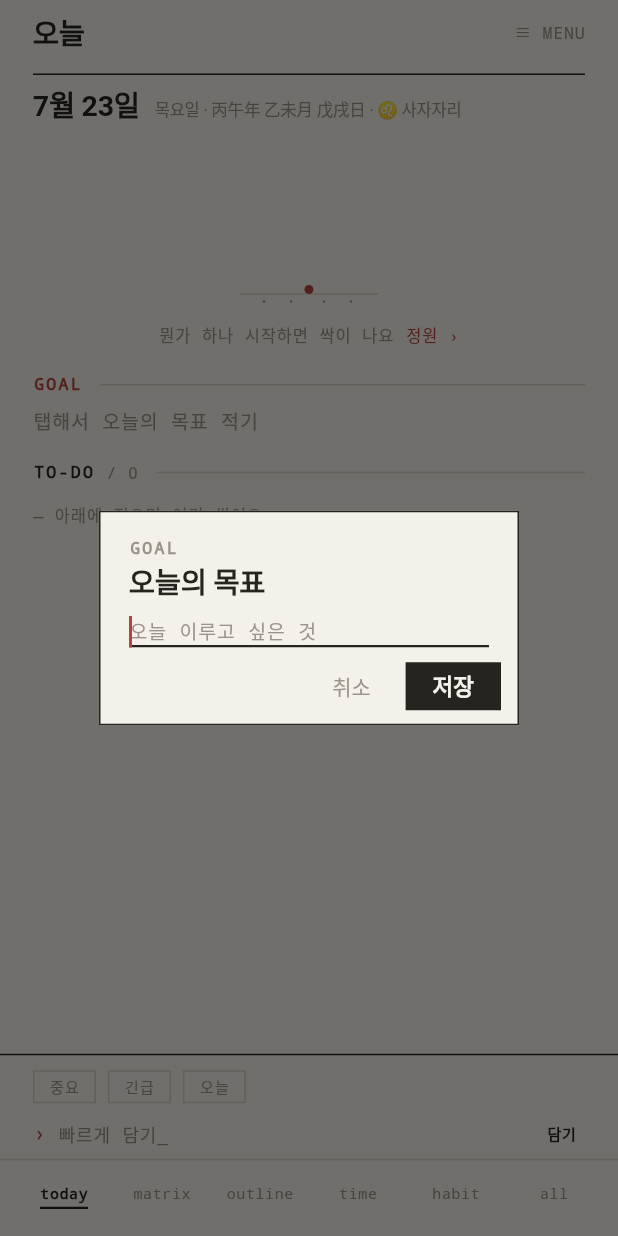
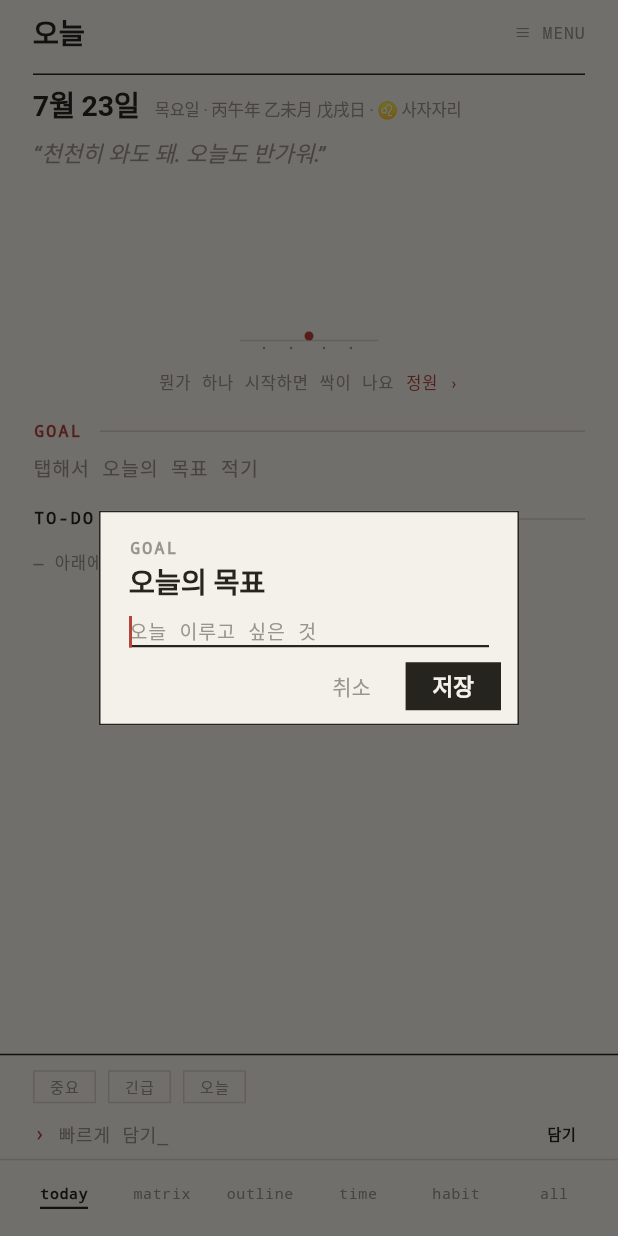
Before and after one commit to miziixx/jigoom, a Flutter app: the screen it shows after launch, after a tap on "≡ MENU", after a tap on "뭔가 하나 시작하면 싹이 나요", after a tap on "탭해서 오늘의 목표 적기", on a phone screen of 412 x 824 dp. Run offline on Flutter 3.47's test engine with Material 3 defaults, Android fonts, the phone set to English and light mode, and no system bars; our stand-ins replace drift, drift_flutter, file_picker, flutter_colorpicker, flutter_local_notifications, flutter_riverpod and 6 more; missing offline and left inert: dart:html, google_mlkit_text_recognition, home_widget, receive_sharing_intent, shelf_router; accounts and stored records are empty; generated files the repository leaves out were written again; Roboto replaces fonts that are missing (Pretendard).

Commit message:
feat(jigeum): 차별화 4종 — 에너지 피크 예측·코치 페르소나·컨텍스트 알림·연속기록
- 에너지 사이클 예측: 최근 30일 완료·시작 시각 분포로 집중 피크 2시간 창 추정(energy.dart)
  → 오늘 뷰에 '피크 오후 2시–4시', 사주 運氣를 행동 데이터로 근사(표본 부족 시 숨김)
- 코치 다중 페르소나: 격려/차분/분석/단호 4종 톤(coach.dart) — 오늘 뷰 '한마디' + 설정 선택기
- 컨텍스트 기반 알림: 아침 브리핑 문구를 페르소나 톤으로(NotificationService)
- 연속기록(streak): 물 준 날 연속 일수 — 정원 헤더 'N일 연속', 벌점 없음
- 관련 provider/repo(doneHours·startedHours·energyPeak·streak) 추가

```diff
--- /dev/null
+++ b/jigeum/lib/core/coach.dart
@@ -0,0 +1,71 @@
+/// 코치 다중 페르소나 — 같은 상황을 다른 톤으로 말해준다.
+/// LLM 없이 규칙 기반 템플릿. 사용자가 자기에게 맞는 목소리를 고른다.
+
+class CoachPersona {
+  const CoachPersona(this.key, this.name, this.desc);
+  final String key;
+  final String name; // 표시 이름
+  final String desc; // 한 줄 설명
+}
+
+const kCoachPersonas = <CoachPersona>[
+  CoachPersona('warm', '격려형', '"괜찮아, 잘하고 있어"'),
+  CoachPersona('calm', '차분형', '"천천히, 하나씩"'),
+  CoachPersona('analyst', '분석형', '"지금 상황은 이래"'),
+  CoachPersona('firm', '단호형', '"딱 2분, 지금"'),
+];
+
+const kDefaultCoachKey = 'warm';
+
+CoachPersona coachOf(String key) =>
+    kCoachPersonas.firstWhere((p) => p.key == key,
+        orElse: () => kCoachPersonas.first);
+
+/// 코치 컨텍스트 — 오늘 상태를 담아 톤별 한마디를 만든다.
+class CoachContext {
+  const CoachContext({
+    required this.partOfDay, // '아침'|'낮'|'오후'|'저녁'|'밤'|'새벽'
+    required this.pending, // 남은 할 일 수
+    required this.startedToday, // 오늘 시작 횟수
+    required this.streak, // 연속 물 준 날
+    this.peakLabel, // 집중 피크 창(있으면)
+    this.inPeakNow = false, // 지금이 피크 시간대인가
+  });
+
+  final String partOfDay;
+  final int pending;
+  final int startedToday;
+  final int streak;
+  final String? peakLabel;
+  final bool inPeakNow;
+}
+
+/// 페르소나 + 컨텍스트 → 코치 한마디(한 줄).
+String coachLine(String personaKey, CoachContext c) {
+  // 우선순위: 지금 피크 → 연속기록 → 시작함 → 시작 전.
+  switch (personaKey) {
+    case 'calm':
+      if (c.inPeakNow) return '지금이 좋은 때예요. 천천히 하나만.';
+      if (c.startedToday > 0) return '벌써 움직였네요. 이 흐름 그대로.';
+      if (c.streak >= 2) return '${c.streak}일째 이어가는 중. 오늘도 가볍게.';
+      return '${c.partOfDay}이네요. 딱 하나만 골라볼까요.';
+    case 'analyst':
+      if (c.peakLabel != null && c.inPeakNow) {
+        return '지금은 집중 피크(${c.peakLabel}). 어려운 일에 유리해요.';
+      }
+      if (c.peakLabel != null) return '당신의 집중 피크는 ${c.peakLabel}.';
+      if (c.pending > 0) return '남은 일 ${c.pending}개. 가장 작은 것부터 표시됩니다.';
+      return '데이터가 쌓이면 최적 시간대를 알려줄게요.';
+    case 'firm':
+      if (c.pending > 0) return '딱 2분. 가장 위의 것, 지금 시작.';
+      if (c.startedToday > 0) return '${c.startedToday}번 시작. 한 번 더.';
+      return '고민은 그만. 하나 적고 바로 시작.';
+    case 'warm':
+    default:
+      if (c.inPeakNow) return '지금 컨디션 좋을 때예요. 잘 골랐어!';
+      if (c.streak >= 2) return '${c.streak}일 연속이라니, 대단해 🌱';
+      if (c.startedToday > 0) return '오늘 ${c.startedToday}번이나 시작했어. 충분해.';
+      if (c.pending > 0) return '괜찮아, 딱 하나만 시작해보자.';
+      return '천천히 와도 돼. 오늘도 반가워.';
+  }
+}
--- /dev/null
+++ b/jigeum/lib/core/energy.dart
@@ -0,0 +1,49 @@
+/// 에너지 사이클 — 완료·집중 시각의 분포에서 "집중 피크" 시간대를 추정.
+/// 사주의 運氣(때가 있다)를 실제 행동 데이터로 근사한다. 규칙·판단 없음, 힌트만.
+
+/// 시(hour) 표본들에서 가장 활동적인 연속 2시간 창.
+/// 표본이 [minSamples] 미만이면 성급한 추정을 피해 null.
+({int startHour, int endHour, int count})? peakWindow(
+  List<int> hours, {
+  int minSamples = 8,
+}) {
+  if (hours.length < minSamples) return null;
+  final bins = List<int>.filled(24, 0);
+  for (final h in hours) {
+    if (h >= 0 && h < 24) bins[h]++;
+  }
+  var best = -1;
+  var bestStart = 9;
+  for (var h = 0; h < 24; h++) {
+    final sum = bins[h] + bins[(h + 1) % 24];
+    if (sum > best) {
+      best = sum;
+      bestStart = h;
+    }
+  }
+  // 피크가 실질적으로 없으면(전부 0에 가깝게 평평) null 취급.
+  if (best <= 1) return null;
+  return (startHour: bestStart, endHour: (bestStart + 2) % 24, count: best);
+}
+
+/// 시(0~23) → '오전/오후 h시' 한글 라벨.
+String hourLabel(int h) {
+  final ampm = h < 12 ? '오전' : '오후';
+  var hh = h % 12;
+  if (hh == 0) hh = 12;
+  return '$ampm $hh시';
+}
+
+/// 피크 창을 한 줄로: "오후 2시–4시".
+String peakLabel(int startHour, int endHour) =>
+    '${hourLabel(startHour)}–${hourLabel(endHour)}';
+
+/// 시간대 이름(코치 문구·컨텍스트 알림용).
+String partOfDay(int hour) {
+  if (hour < 5) return '새벽';
+  if (hour < 11) return '아침';
+  if (hour < 14) return '낮';
+  if (hour < 18) return '오후';
+  if (hour < 22) return '저녁';
+  return '밤';
+}
--- a/jigeum/lib/core/settings_controller.dart
+++ b/jigeum/lib/core/settings_controller.dart
@@ -2,6 +2,7 @@ import 'package:flutter_riverpod/flutter_riverpod.dart';
 
 import '../data/db.dart';
 import '../providers.dart';
+import 'coach.dart';
 import 'constants.dart';
 import 'theme.dart';
 
@@ -29,6 +30,7 @@ class AppSettings {
     this.quietMode = false, // 방해 금지 — 브리핑·상주 알림 억제(하이퍼포커스 보호)
     this.variedNudges = true, // 알림 문구를 매번 조금씩 바꿔 무뎌짐 방지
     this.reduceMotion = false, // 모션·완료 팝업 최소화(센서리 예민 대응)
+    this.coachPersona = kDefaultCoachKey, // 코치 톤(격려/차분/분석/단호)
   });
 
   final String themeKey; // 내장 10종 중 하나 (기본 manila)
@@ -52,6 +54,7 @@ class AppSettings {
   final bool quietMode; // 방해 금지(브리핑·상주 알림 억제)
   final bool variedNudges; // 알림 문구 변주
   final bool reduceMotion; // 모션·완료 팝업 최소화
+  final String coachPersona; // 코치 페르소나 키(coach.dart)
 
   /// 사주(오늘의 운세)를 계산할 수 있는가.
   bool get hasBirth => birth != null;
@@ -86,6 +89,7 @@ class AppSettings {
     bool? quietMode,
     bool? variedNudges,
     bool? reduceMotion,
+    String? coachPersona,
   }) =>
       AppSettings(
         themeKey: themeKey ?? this.themeKey,
@@ -109,6 +113,7 @@ class AppSettings {
         quietMode: quietMode ?? this.quietMode,
         variedNudges: variedNudges ?? this.variedNudges,
         reduceMotion: reduceMotion ?? this.reduceMotion,
+        coachPersona: coachPersona ?? this.coachPersona,
       );
 }
 
@@ -140,6 +145,7 @@ class SettingsController extends StateNotifier<AppSettings> {
   static const _kQuietMode = 'quiet_mode';
   static const _kVariedNudges = 'varied_nudges';
   static const _kReduceMotion = 'reduce_motion';
+  static const _kCoachPersona = 'coach_persona';
 
   Future<void> _load() async {
     final scale = await _get(_kScale);
@@ -163,6 +169,7 @@ class SettingsController extends StateNotifier<AppSettings> {
     final quietMode = await _get(_kQuietMode);
     final variedNudges = await _get(_kVariedNudges);
     final reduceMotion = await _get(_kReduceMotion);
+    final coachPersona = await _get(_kCoachPersona);
     state = AppSettings(
       themeKey: theme ?? kDefaultThemeKey,
       fontScale: double.tryParse(scale ?? '') ?? 1.0,
@@ -187,6 +194,7 @@ class SettingsController extends StateNotifier<AppSettings> {
       quietMode: quietMode == '1',
       variedNudges: variedNudges == null ? true : variedNudges == '1',
       reduceMotion: reduceMotion == '1',
+      coachPersona: coachPersona ?? kDefaultCoachKey,
     );
   }
 
@@ -304,6 +312,11 @@ class SettingsController extends StateNotifier<AppSettings> {
     await _set(_kReduceMotion, v ? '1' : '0');
   }
 
+  Future<void> setCoachPersona(String key) async {
+    state = state.copyWith(coachPersona: key);
+    await _set(_kCoachPersona, key);
+  }
+
   Future<String?> _get(String key) async {
     final row =
         await (db.select(db.settings)..where((s) => s.key.equals(key)))
--- a/jigeum/lib/data/repos/focus_session_repository.dart
+++ b/jigeum/lib/data/repos/focus_session_repository.dart
@@ -53,6 +53,14 @@ class FocusSessionRepository {
     return q.watch().map((rows) => rows.length);
   }
 
+  /// [start] 이후 시작 시각의 시(hour) 표본 — 에너지 피크 분석용.
+  Stream<List<int>> watchStartedHoursSince(DateTime start) {
+    final s = DateTime(start.year, start.month, start.day);
+    final q = db.select(db.focusSessions)
+      ..where((x) => x.startedAt.isBiggerOrEqualValue(s));
+    return q.watch().map((rows) => [for (final r in rows) r.startedAt.hour]);
+  }
+
   /// 기간 내 "시작한" 세션 수를 날짜(자정)별로 집계 — 정원 뷰용.
   Stream<Map<DateTime, int>> watchStartedCountsInRange(
       DateTime start, DateTime end) {
--- a/jigeum/lib/data/repos/node_repository.dart
+++ b/jigeum/lib/data/repos/node_repository.dart
@@ -187,6 +187,17 @@ class NodeRepository {
           n.doneAt.isSmallerThanValue(end))
       ..orderBy([(n) => OrderingTerm.desc(n.doneAt)]);
     return q.watch();
+  }
+
+  /// [start] 이후 완료 시각의 시(hour) 표본 — 에너지 피크 분석용.
+  Stream<List<int>> watchDoneHoursSince(DateTime start) {
+    final s = dateOnly(start);
+    final q = db.select(db.nodes)
+      ..where((n) =>
+          n.status.equals(NodeStatus.done) &
+          n.doneAt.isBiggerOrEqualValue(s));
+    return q.watch().map((rows) =>
+        [for (final n in rows) if (n.doneAt != null) n.doneAt!.hour]);
   }
 
   /// 기간 내 완료(승리)를 날짜(자정)별 개수로 집계 — 정원 뷰용.
--- a/jigeum/lib/features/settings/settings_screen.dart
+++ b/jigeum/lib/features/settings/settings_screen.dart
@@ -2,6 +2,7 @@ import 'package:flutter/material.dart';
 import 'package:flutter_riverpod/flutter_riverpod.dart';
 
 import '../../core/almanac.dart';
+import '../../core/coach.dart';
 import '../../core/constants.dart';
 import '../../core/dialogs.dart';
 import '../../core/journal.dart';
@@ -117,6 +118,58 @@ class SettingsScreen extends ConsumerWidget {
               sub: '완료 시 뜨는 팝업을 끄고 화면을 더 잔잔하게',
               value: s.reduceMotion,
               onChanged: ctrl.setReduceMotion,
+            ),
+            Padding(
+              padding: const EdgeInsets.fromLTRB(kGutter, 14, kGutter, 4),
+              child: Column(
+                crossAxisAlignment: CrossAxisAlignment.start,
+                children: [
+                  Text('코치 목소리', style: AppText.body(tk.ink)),
+                  const SizedBox(height: 2),
+                  Text('오늘 화면 한마디의 톤', style: AppText.meta(tk.inkSoft)),
+                  const SizedBox(height: 10),
+                  Wrap(
+                    spacing: 8,
+                    runSpacing: 8,
+                    children: [
+                      for (final p in kCoachPersonas)
+                        GestureDetector(
+                          onTap: () => ctrl.setCoachPersona(p.key),
+                          behavior: HitTestBehavior.opaque,
+                          child: Container(
+                            padding: const EdgeInsets.symmetric(
+                                horizontal: 12, vertical: 8),
+                            decoration: BoxDecoration(
+                              color: s.coachPersona == p.key
+                                  ? tk.ink
+                                  : Colors.transparent,
+                              border: Border.all(
+                                  color: s.coachPersona == p.key
+                                      ? tk.ink
+                                      : tk.line),
+                            ),
+                            child: Column(
+                              crossAxisAlignment: CrossAxisAlignment.start,
+                              children: [
+                                Text(p.name,
+                                    style: AppText.chip(s.coachPersona == p.key
+                                        ? tk.paper
+                                        : tk.ink)),
+                                const SizedBox(height: 2),
+                                Text(p.desc,
+                                    style: AppText.meta(
+                                        s.coachPersona == p.key
+                                            ? tk.paper
+                                            : tk.inkSoft,
+                                        size: 10)),
+                              ],
+                            ),
+                          ),
+                        ),
+                    ],
+                  ),
+                ],
+              ),
             ),
 
             const SectionLabel('GOOGLE CALENDAR'),
--- a/jigeum/lib/features/today/garden_page.dart
+++ b/jigeum/lib/features/today/garden_page.dart
@@ -40,6 +40,7 @@ class GardenPage extends ConsumerWidget {
       total += w;
       if (w > 0) activeDays++;
     }
+    final streak = ref.watch(streakProvider);
 
     const dows = ['일', '월', '화', '수', '목', '금', '토'];
 
@@ -93,7 +94,11 @@ class GardenPage extends ConsumerWidget {
             ),
             Padding(
               padding: const EdgeInsets.fromLTRB(kGutter, 8, kGutter, 0),
-              child: Text('$activeDays일 · 물 $total번',
+              child: Text(
+                  [
+                    if (streak >= 2) '$streak일 연속 🌱',
+                    '$activeDays일 · 물 $total번',
+                  ].join('   ·   '),
                   style: AppText.metaSans(tk.mark, size: 11)),
             ),
             // 요일 머리글
--- a/jigeum/lib/features/today/today_view.dart
+++ b/jigeum/lib/features/today/today_view.dart
@@ -2,8 +2,10 @@ import 'package:flutter/material.dart';
 import 'package:flutter_riverpod/flutter_riverpod.dart';
 import 'package:intl/intl.dart';
 
+import '../../core/coach.dart';
 import '../../core/constants.dart';
 import '../../core/dialogs.dart';
+import '../../core/energy.dart';
 import '../../core/journal.dart';
 import '../../core/settings_controller.dart';
 import '../../core/theme.dart';
@@ -72,11 +74,32 @@ class _TodayViewState extends ConsumerState<TodayView> {
         break;
       }
     }
+    // 에너지 사이클 — 집중 피크(사주 運氣를 행동 데이터로 근사).
+    final peak = ref.watch(energyPeakProvider);
+    final peakStr = peak != null ? peakLabel(peak.startHour, peak.endHour) : null;
+    final inPeakNow = peak != null &&
+        (now.hour == peak.startHour || now.hour == (peak.startHour + 1) % 24);
+
     final scaffoldParts = <String>[
       if (startedToday > 0) '오늘 $startedToday번 시작',
       if (nextSchedule != null)
         '다음 · ${nextSchedule.title} 까지 ${_untilLabel(nextSchedule.startMin - nowMin)}',
+      if (peakStr != null) '피크 $peakStr',
     ];
+
+    // 코치 한마디 (페르소나 톤).
+    final streak = ref.watch(streakProvider);
+    final coachMsg = coachLine(
+      sky.coachPersona,
+      CoachContext(
+        partOfDay: partOfDay(now.hour),
+        pending: today.length,
+        startedToday: startedToday,
+        streak: streak,
+        peakLabel: peakStr,
+        inPeakNow: inPeakNow,
+      ),
+    );
 
     final children = <Widget>[
       // 큰 날짜 (Sans) + 요일 (Mono meta)
@@ -106,6 +129,14 @@ class _TodayViewState extends ConsumerState<TodayView> {
               overflow: TextOverflow.ellipsis,
               style: AppText.meta(tk.mark, size: 11)),
         ),
+
+      // 코치 한마디 (설정한 페르소나 톤)
+      Padding(
+        padding: const EdgeInsets.fromLTRB(kGutter, 10, kGutter, 0),
+        child: Text('“$coachMsg”',
+            style: AppText.body(tk.inkSoft).copyWith(
+                fontStyle: FontStyle.italic, height: 1.3)),
+      ),
 
       // 오늘의 식물 — 완료·시작이 쌓일수록 자라는 잔잔한 보상
       const PlantBand(),
--- a/jigeum/lib/features/widgetkit/notification_service.dart
+++ b/jigeum/lib/features/widgetkit/notification_service.dart
@@ -18,6 +18,9 @@ class NotificationService {
 
   /// 알림 문구 변주 — 켜지면 브리핑 문구를 매번 조금씩 바꿔 무뎌짐을 줄인다.
   bool variedNudges = true;
+
+  /// 코치 페르소나 키 — 브리핑 톤에 반영(격려/차분/분석/단호).
+  String coachPersona = 'warm';
 
   /// 날짜 기반 회전 인덱스(변주용) — 같은 날은 같은 문구, 날이 바뀌면 달라짐.
   int _rotate(int len) =>
@@ -125,15 +128,23 @@ class NotificationService {
       } catch (_) {}
       return;
     }
-    // 변주: 시작을 부드럽게 여는 여러 꼬리말 중 하루 기준 회전.
-    const tails = <String>[
-      '부터 딱 2분만',
-      '· 30초만 열어볼까요',
-      '· 한 걸음이면 시작이에요',
-      '· 아주 작게 시작해요',
-    ];
-    final tail = variedNudges ? tails[_rotate(tails.length)] : '부터 2분만';
+    // 페르소나 톤으로 여는 꼬리말(변주 켜짐일 때). 컨텍스트(아침)에 맞춘 목소리.
+    final tail = variedNudges ? _morningTail() : '부터 2분만';
     await _zonedDaily(_morningId, '오늘의 추천', '$q2Title $tail', 8, 0);
+  }
+
+  String _morningTail() {
+    switch (coachPersona) {
+      case 'firm':
+        return '· 딱 2분, 지금';
+      case 'calm':
+        return '· 천천히 하나만';
+      case 'analyst':
+        return '· 아침이 시작에 유리해요';
+      case 'warm':
+      default:
+        return '부터 딱 2분만';
+    }
   }
 
   /// 저녁 20:30: "오늘의 승리 {N}개". N=0이면 보내지 않음.
--- a/jigeum/lib/main.dart
+++ b/jigeum/lib/main.dart
@@ -175,7 +175,8 @@ class _GoalAppState extends ConsumerState<GoalApp> {
       if (!kIsWeb) {
         NotificationService.instance
           ..quietMode = settings.quietMode
-          ..variedNudges = settings.variedNudges;
+          ..variedNudges = settings.variedNudges
+          ..coachPersona = settings.coachPersona;
         await NotificationService.instance.showOngoingFocus(focus?.title);
       }
 
@@ -209,7 +210,8 @@ class _GoalAppState extends ConsumerState<GoalApp> {
         final settings = ref.read(settingsProvider);
         NotificationService.instance
           ..quietMode = settings.quietMode
-          ..variedNudges = settings.variedNudges;
+          ..variedNudges = settings.variedNudges
+          ..coachPersona = settings.coachPersona;
         final wins = await repo.winsCountForDate(todayDate());
         await NotificationService.instance.scheduleEvening(wins);
       }
@@ -260,7 +262,8 @@ class _GoalAppState extends ConsumerState<GoalApp> {
         final settings = ref.read(settingsProvider);
         NotificationService.instance
           ..quietMode = settings.quietMode
-          ..variedNudges = settings.variedNudges;
+          ..variedNudges = settings.variedNudges
+          ..coachPersona = settings.coachPersona;
         final q2 = await ref.read(nodeRepoProvider).selectFocus();
         await NotificationService.instance.scheduleMorning(q2?.title);
       } catch (e, s) {
--- a/jigeum/lib/providers.dart
+++ b/jigeum/lib/providers.dart
@@ -2,6 +2,7 @@ import 'package:flutter/foundation.dart';
 import 'package:flutter_riverpod/flutter_riverpod.dart';
 
 import 'core/constants.dart';
+import 'core/energy.dart';
 import 'data/backup_service.dart';
 import 'data/db.dart';
 import 'data/repos/focus_session_repository.dart';
@@ -58,6 +59,49 @@ final startedCountsInRangeProvider = StreamProvider.family<Map<DateTime, int>,
 final winCountsInRangeProvider = StreamProvider.family<Map<DateTime, int>,
     ({DateTime start, DateTime end})>((ref, r) {
   return ref.watch(nodeRepoProvider).watchWinCountsInRange(r.start, r.end);
+});
+
+/// 에너지 피크 — 최근 30일 완료·시작 시각에서 집중 피크 2시간 창(표본 부족 시 null).
+final _doneHoursProvider =
+    StreamProvider.family<List<int>, DateTime>((ref, start) {
+  return ref.watch(nodeRepoProvider).watchDoneHoursSince(start);
+});
+
+final _startedHoursProvider =
+    StreamProvider.family<List<int>, DateTime>((ref, start) {
+  return ref.watch(focusSessionRepoProvider).watchStartedHoursSince(start);
+});
+
+final energyPeakProvider =
+    Provider<({int startHour, int endHour, int count})?>((ref) {
+  final start = todayDate().subtract(const Duration(days: 30));
+  final done = ref.watch(_doneHoursProvider(start)).valueOrNull ?? const <int>[];
+  final started =
+      ref.watch(_startedHoursProvider(start)).valueOrNull ?? const <int>[];
+  return peakWindow([...done, ...started]);
+});
+
+/// 연속기록 — 오늘부터 거슬러 '물 준 날'이 이어진 일수(오늘 0이면 어제 기준, 벌점 없음).
+final streakProvider = Provider<int>((ref) {
+  final today = todayDate();
+  final start = today.subtract(const Duration(days: 60));
+  final wins = ref
+          .watch(winCountsInRangeProvider((start: start, end: today)))
+          .valueOrNull ??
+      const <DateTime, int>{};
+  final starts = ref
+          .watch(startedCountsInRangeProvider((start: start, end: today)))
+          .valueOrNull ??
+      const <DateTime, int>{};
+  int water(DateTime d) => (wins[d] ?? 0) + (starts[d] ?? 0);
+  var streak = 0;
+  var d = today;
+  if (water(today) == 0) d = today.subtract(const Duration(days: 1));
+  while (water(d) > 0) {
+    streak++;
+    d = d.subtract(const Duration(days: 1));
+  }
+  return streak;
 });
 
 /// 인박스 (parentId=null, type=memo, open)
```
